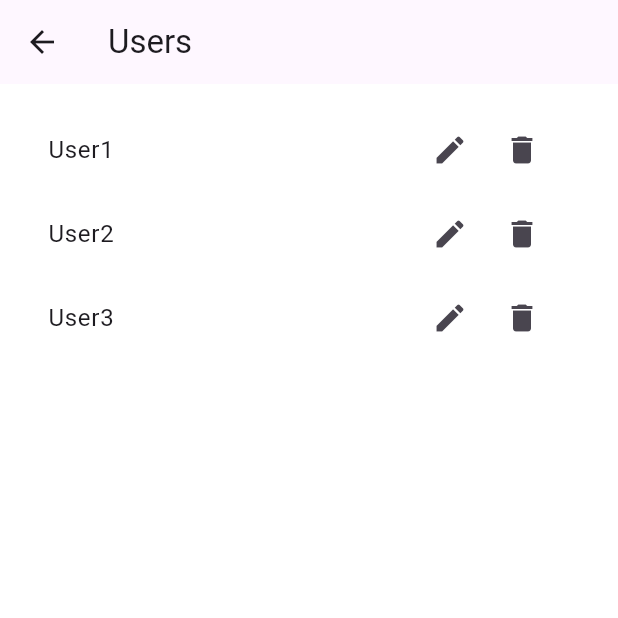
After one commit to rithishsv/Emergify, a Flutter app: the AdminHomePage screen opened directly, after a tap on "View Users", on a phone screen of 412 x 824 dp, the top half of it. The commit adds this screen. Run offline on Flutter 3.47's test engine with Material 3 defaults, Android fonts, the phone set to English and light mode, and no system bars; our stand-ins replace cloud_firestore, firebase_auth, firebase_core, firebase_messaging, shared_preferences; accounts and stored records are empty.

Commit message:
minimal workflow

```diff
--- /dev/null
+++ b/lib/pages/admin_home.dart
@@ -0,0 +1,149 @@
+import 'package:flutter/material.dart';
+import 'package:firebase_auth/firebase_auth.dart';
+import 'package:cloud_firestore/cloud_firestore.dart';
+import 'profile_screeen.dart'; // Import the ProfileScreen
+import 'user_manual.dart'; // Import the UserManualPage
+import 'logout_page.dart'; // Import the LogoutPage
+import 'report_emergency.dart'; // Import the ReportEmergencyPage
+import 'update_profile_page.dart'; // Import the UpdateProfilePage
+
+class MyApp extends StatelessWidget {
+  @override
+  Widget build(BuildContext context) {
+    return MaterialApp(
+      title: 'Admin Panel',
+      theme: ThemeData(
+        primarySwatch: Colors.blue,
+      ),
+      home: AdminHomePage(),
+    );
+  }
+}
+
+class AdminHomePage extends StatelessWidget {
+  @override
+  Widget build(BuildContext context) {
+    return Scaffold(
+      appBar: AppBar(
+        title: Text('Admin Home'),
+      ),
+      body: Padding(
+        padding: const EdgeInsets.all(16.0),
+        child: Column(
+          mainAxisAlignment: MainAxisAlignment.center,
+          children: [
+            ElevatedButton(
+              onPressed: () {
+                Navigator.push(
+                  context,
+                  MaterialPageRoute(builder: (context) => EmergencyReportsPage()),
+                );
+              },
+              child: Text('View Emergency Reports'),
+            ),
+            SizedBox(height: 20),
+            ElevatedButton(
+              onPressed: () {
+                Navigator.push(
+                  context,
+                  MaterialPageRoute(builder: (context) => UsersPage()),
+                );
+              },
+              child: Text('View Users'),
+            ),
+            SizedBox(height: 20),
+            ElevatedButton(
+              onPressed: () {
+                // TODO: Implement delete users functionality
+                print('Delete Users');
+              },
+              child: Text('Delete Users'),
+              style: ElevatedButton.styleFrom(
+                backgroundColor: Colors.red, // Red color for delete action
+              ),
+            ),
+          ],
+        ),
+      ),
+    );
+  }
+}
+
+class UsersPage extends StatelessWidget {
+  final List<String> users = ['User1', 'User2', 'User3']; // Sample user data
+
+  @override
+  Widget build(BuildContext context) {
+    return Scaffold(
+      appBar: AppBar(
+        title: Text('Users'),
+      ),
+      body: ListView.builder(
+        padding: EdgeInsets.all(16.0),
+        itemCount: users.length,
+        itemBuilder: (context, index) {
+          return ListTile(
+            title: Text(users[index]),
+            trailing: Row(
+              mainAxisSize: MainAxisSize.min,
+              children: [
+                IconButton(
+                  icon: Icon(Icons.edit),
+                  onPressed: () {
+                    // TODO: Implement edit user functionality
+                    print('Edit ${users[index]}');
+                  },
+                ),
+                IconButton(
+                  icon: Icon(Icons.delete),
+                  onPressed: () {
+                    // TODO: Implement delete user functionality
+                    print('Delete ${users[index]}');
+                  },
+                ),
+              ],
+            ),
+          );
+        },
+      ),
+    );
+  }
+}
+
+class EmergencyReportsPage extends StatelessWidget {
+  final List<String> reports = ['Report1', 'Report2', 'Report3']; // Sample report data
+
+  @override
+  Widget build(BuildContext context) {
+    return Scaffold(
+      appBar: AppBar(
+        title: Text('Emergency Reports'),
+      ),
+      body: Padding(
+        padding: const EdgeInsets.all(16.0),
+        child: Column(
+          children: [
+            Expanded(
+              child: ListView.builder(
+                itemCount: reports.length,
+                itemBuilder: (context, index) {
+                  return ListTile(
+                    title: Text(reports[index]),
+                  );
+                },
+              ),
+            ),
+            SizedBox(height: 20),
+            ElevatedButton(
+              onPressed: () {
+                // TODO: Implement locate available helper functionality
+                print('Locate Available Helper');
+              },
+              child: Text('Locate Available Helper'),
+            ),
+          ],
+        ),
+      ),
+    );
+  }
+}
--- a/pubspec.yaml
+++ b/pubspec.yaml
@@ -36,6 +36,7 @@ dependencies:
   app_settings: ^5.1.1
   firebase_messaging: ^14.9.2
   geolocator: ^9.0.2
+  flutter_sms: ^2.3.2
   geocoding:
   fluttertoast:
 
```
Also changed, not shown: lib/pages/Homepage.dart (+124 -0 lines), lib/pages/Loginpage.dart (+8 -0 lines), pubspec.lock, 7 other files.
